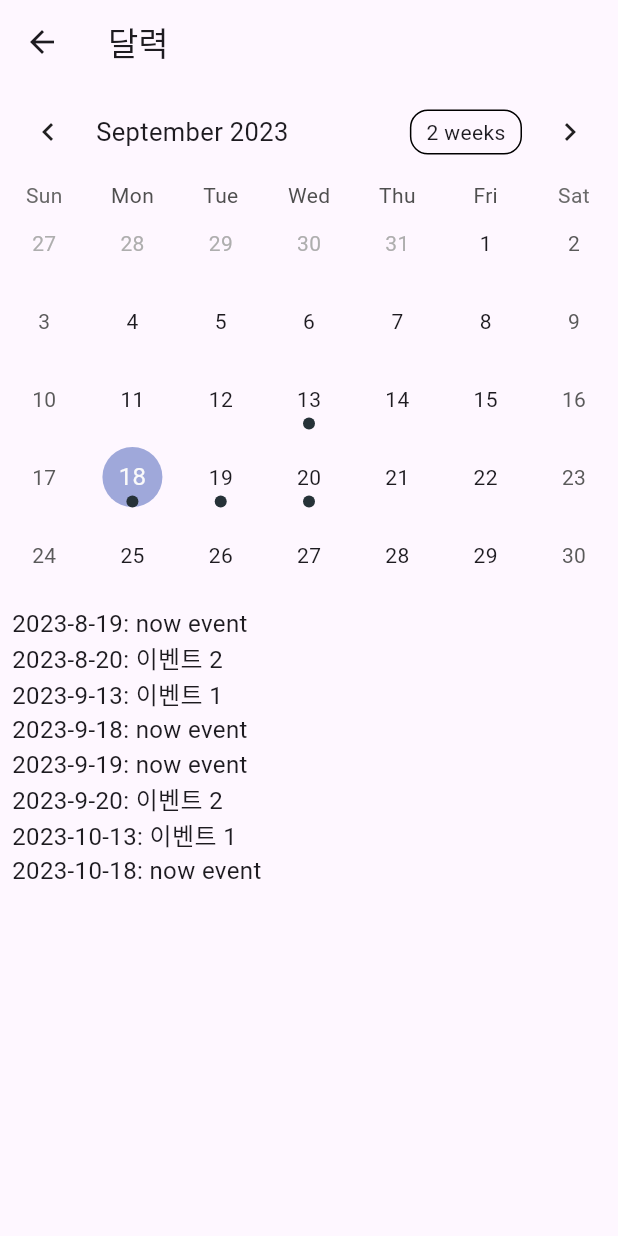
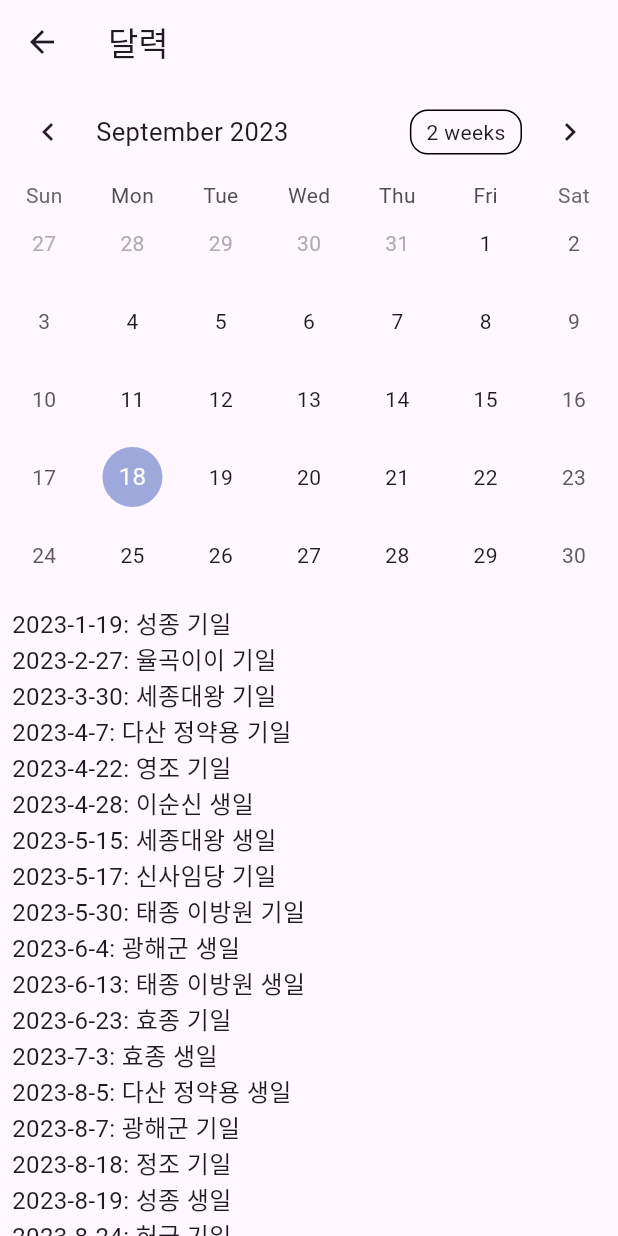
Before and after one commit to HaniumCapstone/flutter_application, a Flutter app: the CalendarPage screen opened directly, on a phone screen of 412 x 824 dp. Run offline on Flutter 3.47's test engine with Material 2 defaults, Android fonts, the phone set to English and light mode, and no system bars; drawn by our look-alikes of table_calendar; our stand-ins replace flutter_dotenv, shared_preferences; missing offline and left inert: kakao_flutter_sdk; accounts and stored records are empty.

Commit message:
feat: comment (#8) 생일 네이브하게 배열에 추가하였음.

```diff
--- a/lib/screens/calender_page.dart
+++ b/lib/screens/calender_page.dart
@@ -31,14 +31,32 @@ class _CalendarPageState extends State<CalendarPage> {
   void initState() {
     super.initState();
     _events = {
-      DateTime(2023, 9, 13): ['이벤트 1'],
-      DateTime(2023, 9, 19): ['now event'],
-      DateTime(2023, 9, 20): ['이벤트 2'],
-      DateTime(2023, 9, 18): ['now event'],
-      DateTime(2023, 10, 13): ['이벤트 1'],
-      DateTime(2023, 8, 19): ['now event'],
-      DateTime(2023, 8, 20): ['이벤트 2'],
-      DateTime(2023, 10, 18): ['now event'],
+      DateTime(2023, 5, 15): ['세종대왕 생일'],
+      DateTime(2023, 3, 30): ['세종대왕 기일'],
+      DateTime(2023, 8, 5): ['다산 정약용 생일'],
+      DateTime(2023, 4, 7): ['다산 정약용 기일'],
+      DateTime(2023, 10, 28): ['정조 생일'],
+      DateTime(2023, 8, 18): ['정조 기일'],
+      DateTime(2023, 2, 27): ['율곡이이 기일'],
+      DateTime(2023, 10, 26): ['율곡이이 생일'],
+      DateTime(2023, 11,3 ): ['허균 생일'],
+      DateTime(2023, 8,24 ): ['허균 기일'],
+      DateTime(2023, 11,23 ): ['연산군 생일'],
+      DateTime(2023, 11,20 ): ['연산군 기일'],
+      DateTime(2023, 4,28 ): ['이순신 생일'],
+      DateTime(2023, 12,16 ): ['이순신 기일'],
+      DateTime(2023, 10,31 ): ['영조 생일'],
+      DateTime(2023, 4,22 ): ['영조 기일'],
+      DateTime(2023, 6,13 ): ['태종 이방원 생일'],
+      DateTime(2023, 5,30 ): ['태종 이방원 기일'],
+      DateTime(2023, 12,5 ): ['신사임당 생일'],
+      DateTime(2023, 5,17 ): ['신사임당 기일'],
+      DateTime(2023, 6,4 ): ['광해군 생일'],
+      DateTime(2023, 8,7 ): ['광해군 기일'],
+      DateTime(2023, 7,3 ): ['효종 생일'],
+      DateTime(2023, 6,23 ): ['효종 기일'],
+      DateTime(2023, 8,19 ): ['성종 생일'],
+      DateTime(2023, 1,19 ): ['성종 기일'],
     };
 
     // 이벤트 날짜를 정렬
@@ -125,14 +143,6 @@ class _CalendarPageState extends State<CalendarPage> {
                 _showDateDetailsDialog(selectedDay);
               },
             ),
-            if (_selectedDay != null)
-              Padding(
-                padding: const EdgeInsets.all(8.0),
-                child: Text(
-                  _eventDetails,
-                  style: TextStyle(fontSize: 16),
-                ),
-              ),
             if (_calendarFormat == CalendarFormat.month)
               Padding(
                 padding: const EdgeInsets.all(8.0),
@@ -146,6 +156,15 @@ class _CalendarPageState extends State<CalendarPage> {
                   }).toList(),
                 ),
               ),
+            SizedBox(height: 20),
+            if (_selectedDay != null)
+              Padding(
+                padding: const EdgeInsets.all(8.0),
+                child: Text(
+                  _eventDetails,
+                  style: TextStyle(fontSize: 16),
+                ),
+              ),
           ],
         ),
       ),
```
